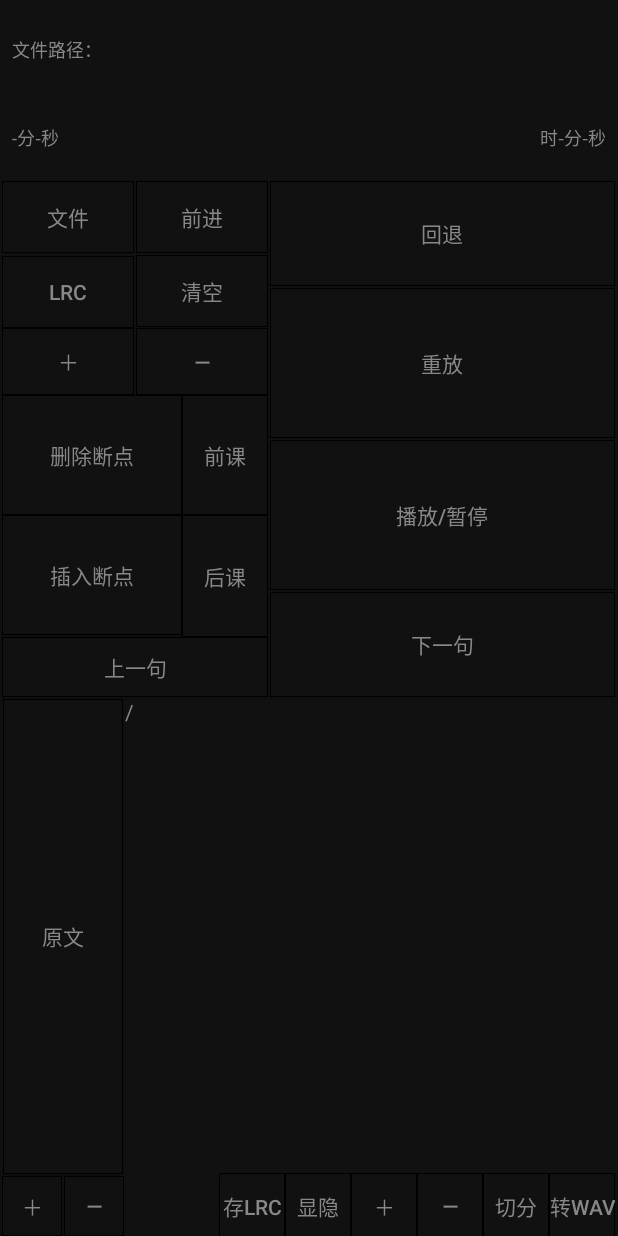
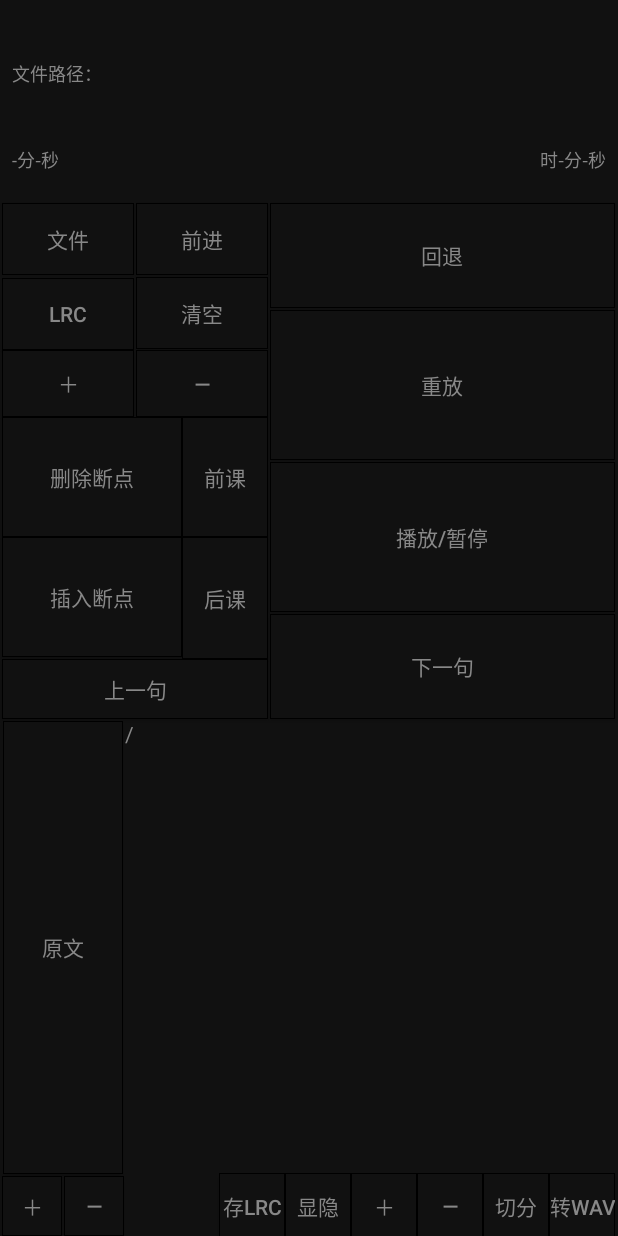
Before and after one commit to 1392794981/Rain, an Android app: the screen it shows after launch (MainActivity), on a phone screen of 412 x 824 dp. Run offline under Robolectric (Android 15) with nearby library versions, the phone set to English and light mode, and no system bars; 5 statements that could not run were skipped.

Commit message:
20200510_first application

```diff
--- a/app/src/main/res/layout/layout_complex.xml
+++ b/app/src/main/res/layout/layout_complex.xml
@@ -87,10 +87,12 @@
     <TextView
         android:id="@+id/txtFilePath"
         android:layout_width="0dp"
-        android:layout_height="19dp"
+        android:layout_height="40dp"
         android:layout_marginStart="8dp"
-        android:layout_marginTop="24dp"
-        android:layout_marginEnd="1dp"
+        android:layout_marginTop="18dp"
+        android:layout_marginEnd="8dp"
+        android:gravity="bottom"
+        android:singleLine="false"
         android:text="文件路径："
         android:textColor="#888"
         android:textSize="12sp"
```
